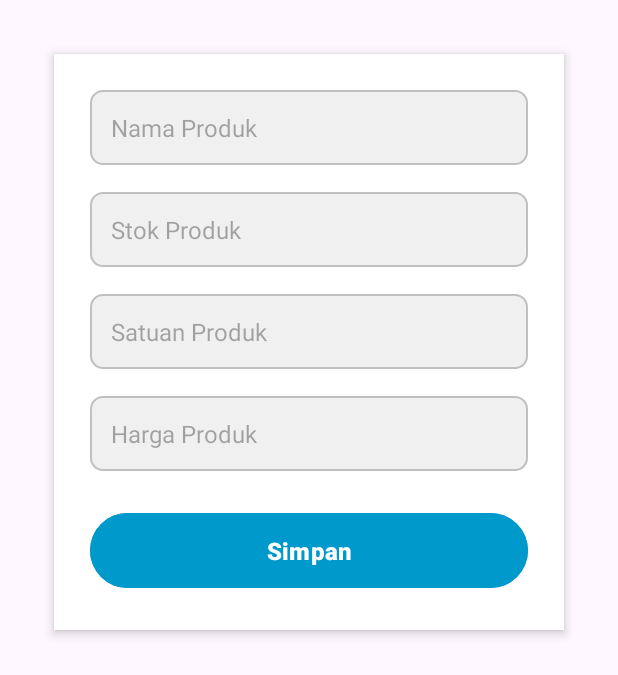
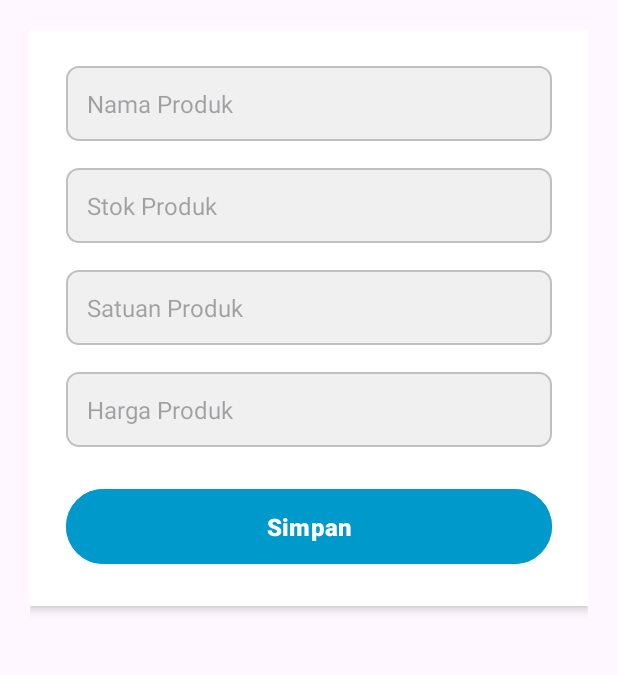
Before and after one commit to faviian22/ProjectUtsMobile, an Android app: the layout dialog_add_produk.xml on its own in the app's theme, with its tools: preview values and no code run, on a phone screen of 412 x 824 dp. Shown: the top 675 px of the screen. Run offline under Robolectric (Android 15) with nearby library versions, the phone set to English and light mode, and no system bars.

Commit message:
hapus padding layout

```diff
--- a/app/src/main/res/layout/dialog_add_produk.xml
+++ b/app/src/main/res/layout/dialog_add_produk.xml
@@ -10,8 +10,7 @@
         android:orientation="vertical"
         android:padding="24dp"
         android:background="@android:color/white"
-        android:elevation="4dp"
-        android:layout_margin="16dp">
+        android:elevation="4dp">
 
         <EditText
             android:id="@+id/editTextNamaProduk"
```
